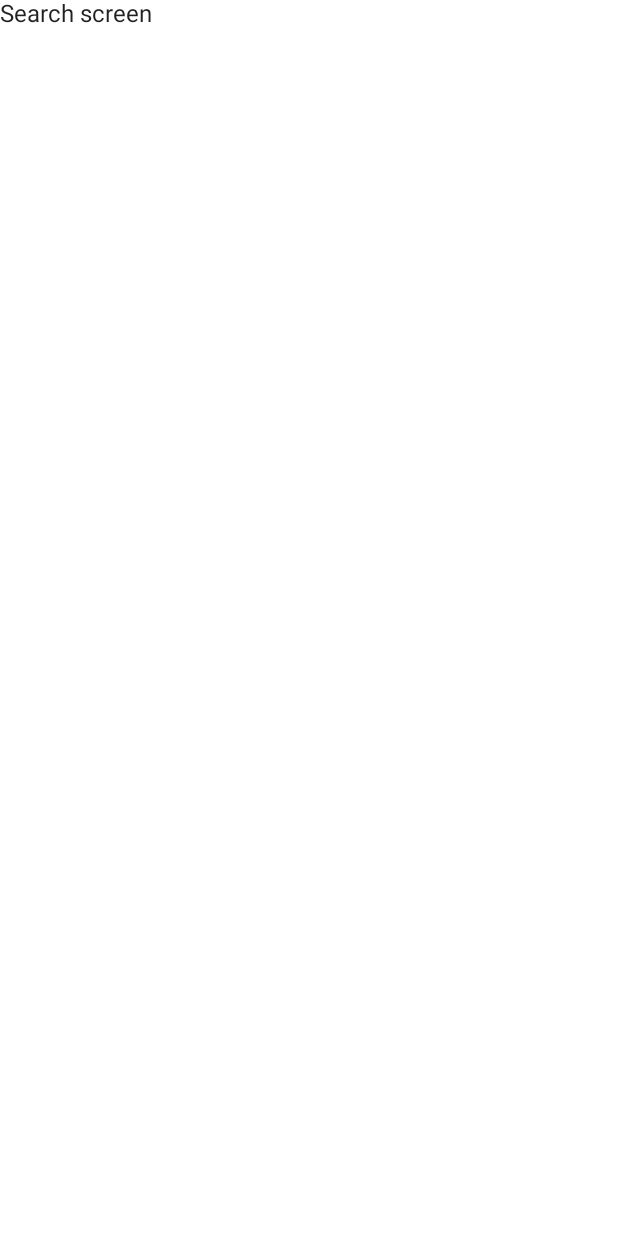
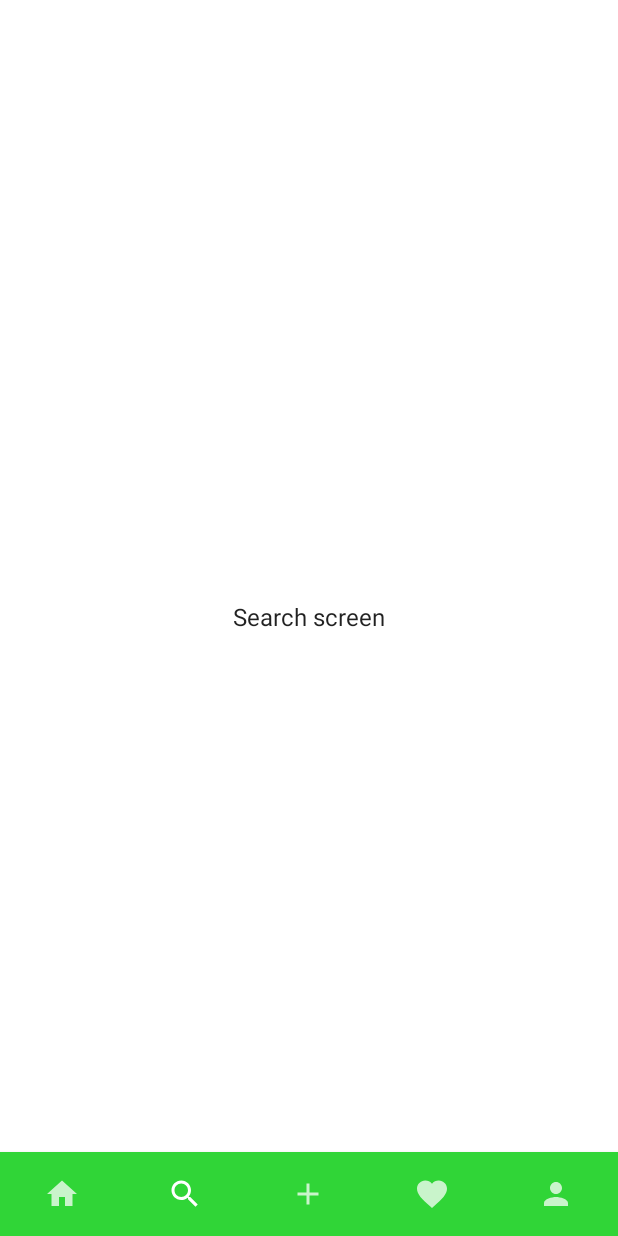
Before and after one commit to sochoaProyecto2021javiermolinalorente/Cappcake, an Android app built with Jetpack Compose: the SearchScreen screen opened through its navigation route, on a phone screen of 412 x 824 dp. Before the commit the screen is almost empty. Run offline under Robolectric (Android 15) with nearby library versions, the light colour scheme and no system bars.

Commit message:
feat: bottom navigation bar

```diff
--- a/app/src/main/java/es/javier/cappcake/MainActivity.kt
+++ b/app/src/main/java/es/javier/cappcake/MainActivity.kt
@@ -1,21 +1,26 @@
 package es.javier.cappcake
 
 import android.os.Bundle
+import android.util.Log
 import androidx.activity.ComponentActivity
 import androidx.activity.compose.setContent
 import androidx.compose.foundation.layout.fillMaxSize
 import androidx.compose.material.*
+import androidx.compose.material.icons.Icons
+import androidx.compose.material.icons.filled.*
 import androidx.compose.runtime.Composable
+import androidx.compose.runtime.getValue
 import androidx.compose.ui.Modifier
 import androidx.compose.ui.tooling.preview.Preview
+import androidx.compose.ui.unit.dp
 import androidx.lifecycle.viewmodel.compose.viewModel
-import androidx.navigation.NavController
-import androidx.navigation.NavGraphBuilder
+import androidx.navigation.*
+import androidx.navigation.NavDestination.Companion.hierarchy
+import androidx.navigation.NavGraph.Companion.findStartDestination
 import androidx.navigation.compose.NavHost
 import androidx.navigation.compose.composable
+import androidx.navigation.compose.currentBackStackEntryAsState
 import androidx.navigation.compose.rememberNavController
-import androidx.navigation.navArgument
-import androidx.navigation.navigation
 import es.javier.cappcake.presentation.Navigation
 import es.javier.cappcake.presentation.activityscreen.ActivityScreen
 import es.javier.cappcake.presentation.addrecipescreen.AddRecipeScreen
@@ -34,31 +39,34 @@ class MainActivity : ComponentActivity() {
         super.onCreate(savedInstanceState)
         setContent {
             CappcakeTheme {
-                // A surface container using the 'background' color from the theme
-                Surface(
-                    modifier = Modifier.fillMaxSize(),
-                    color = MaterialTheme.colors.background
-                ) {
-                    NavigationGraph()
+                val navController = rememberNavController()
+                Scaffold(
+                    bottomBar = {
+                        val currentBackStackEntry by navController.currentBackStackEntryAsState()
+                        Log.i("Navigation", "Current destination: ${navController.currentDestination?.route}")
+                        when (currentBackStackEntry?.destination?.route) {
+                            Navigation.FeedScreen.navigationRoute,
+                            Navigation.SearchScreen.navigationRoute,
+                            Navigation.AddRecipeScreen.navigationRoute,
+                            Navigation.ActivityScreen.navigationRoute,
+                            Navigation.ProfileScreen.navigationRoute ->
+                                BottomNavigationitems(navController = navController, currentBackStackEntry = currentBackStackEntry)
+                        }
+                    }) {
+                    NavHost(navController = navController, startDestination = Navigation.APPLICATION_GRAPH) {
+                        LoginGraph(navController = navController)
+                        ApplicationGraph(navController = navController)
+                    }
                 }
             }
         }
     }
 }
 
-@Composable
-fun NavigationGraph() {
-    val navController = rememberNavController()
-    NavHost(navController = navController, startDestination = Navigation.AUTHENTCATION_GRAPH) {
-        LoginGraph(navController = navController)
-        ApplicationGraph(navController = navController)
-    }
-
-}
-
 fun NavGraphBuilder.LoginGraph(navController: NavController) {
     navigation(startDestination = Navigation.LoginScreen.navigationRoute, route = Navigation.AUTHENTCATION_GRAPH) {
         composable(route = Navigation.LoginScreen.navigationRoute) {
+
             val viewModel = viewModel<LoginScreenViewModel>()
             LoginScreen(navController = navController, viewModel = viewModel)
         }
@@ -72,7 +80,7 @@ fun NavGraphBuilder.LoginGraph(navController: NavController) {
 fun NavGraphBuilder.ApplicationGraph(navController: NavController) {
     navigation(startDestination = Navigation.FeedScreen.navigationRoute, route = Navigation.APPLICATION_GRAPH) {
         composable(Navigation.FeedScreen.navigationRoute) {
-            FeedScreen(navController = navController)
+            FeedScreen(navController = navController, viewModel = viewModel())
         }
         composable(Navigation.SearchScreen.navigationRoute) {
             SearchScreen(navController = navController)
@@ -88,3 +96,69 @@ fun NavGraphBuilder.ApplicationGraph(navController: NavController) {
         }
     }
 }
+
+@Composable
+fun BottomNavigationitems(navController: NavController, currentBackStackEntry: NavBackStackEntry?) {
+    val currentDestination = currentBackStackEntry?.destination
+    BottomNavigation(elevation = 4.dp) {
+        BottomNavigationItem(
+            selected = currentDestination?.hierarchy?.any { it.route == Navigation.FeedScreen.navigationRoute } == true,
+            onClick = { navController.navigate(Navigation.FeedScreen.navigationRoute) {
+                popUpTo(navController.graph.findStartDestination().id) {
+                    inclusive = true
+                    this.saveState = true
+                }
+                launchSingleTop = true
+                restoreState = true
+            } },
+            icon = { Icon(imageVector = Icons.Filled.Home, contentDescription = null)})
+
+        BottomNavigationItem(
+            selected = currentDestination?.hierarchy?.any { it.route == Navigation.SearchScreen.navigationRoute } == true,
+            onClick = { navController.navigate(Navigation.SearchScreen.navigationRoute) {
+                popUpTo(navController.graph.findStartDestination().id) {
+                    inclusive = true
+                    this.saveState = true
+                }
+                launchSingleTop = true
+                restoreState = true
+            } },
+            icon = { Icon(imageVector = Icons.Filled.Search, contentDescription = null)})
+
+        BottomNavigationItem(
+            selected = currentDestination?.hierarchy?.any { it.route == Navigation.AddRecipeScreen.navigationRoute } == true,
+            onClick = { navController.navigate(Navigation.AddRecipeScreen.navigationRoute) {
+                popUpTo(navController.graph.findStartDestination().id) {
+                    inclusive
+                    this.saveState = true
+                }
+                launchSingleTop = true
+                restoreState = true
+            } },
+            icon = { Icon(imageVector = Icons.Filled.Add, contentDescription = null)})
+
+        BottomNavigationItem(
+            selected = currentDestination?.hierarchy?.any { it.route == Navigation.ActivityScreen.navigationRoute } == true,
+            onClick = { navController.navigate(Navigation.ActivityScreen.navigationRoute) {
+                popUpTo(navController.graph.findStartDestination().id) {
+                    inclusive
+                    this.saveState = true
+                }
+                launchSingleTop = true
+                restoreState = true
+            } },
+            icon = { Icon(imageVector = Icons.Filled.Favorite, contentDescription = null)})
+
+        BottomNavigationItem(
+            selected = currentDestination?.hierarchy?.any { it.route == Navigation.ProfileScreen.navigationRoute } == true,
+            onClick = { navController.navigate(Navigation.ProfileScreen.navigationRoute) {
+                popUpTo(navController.graph.findStartDestination().id) {
+                    inclusive
+                    this.saveState = true
+                }
+                launchSingleTop = true
+                restoreState = true
+            } },
+            icon = { Icon(imageVector = Icons.Filled.Person, contentDescription = null)})
+    }
+}
--- a/app/src/main/java/es/javier/cappcake/presentation/feedscreen/FeedScreen.kt
+++ b/app/src/main/java/es/javier/cappcake/presentation/feedscreen/FeedScreen.kt
@@ -1,11 +1,34 @@
 package es.javier.cappcake.presentation.feedscreen
 
-import androidx.compose.material.Text
+import androidx.compose.foundation.layout.Box
+import androidx.compose.foundation.layout.fillMaxSize
+import androidx.compose.material.*
+import androidx.compose.material.icons.Icons
+import androidx.compose.material.icons.filled.Home
+import androidx.compose.material.icons.filled.Search
 import androidx.compose.runtime.Composable
+import androidx.compose.runtime.LaunchedEffect
+import androidx.compose.ui.unit.dp
 import androidx.navigation.NavController
+import androidx.navigation.compose.currentBackStackEntryAsState
 import es.javier.cappcake.presentation.Navigation
+import androidx.compose.runtime.getValue
+import androidx.compose.runtime.setValue
+import androidx.compose.ui.Alignment
+import androidx.compose.ui.Modifier
+import androidx.navigation.NavDestination.Companion.hierarchy
+import androidx.navigation.NavGraph.Companion.findStartDestination
+import androidx.navigation.compose.NavHost
+import androidx.navigation.compose.rememberNavController
 
 @Composable
-fun FeedScreen(navController: NavController) {
-    Text(text = "Feed screen")
+fun FeedScreen(navController: NavController, viewModel: FeedScreenViewModel) {
+
+    LaunchedEffect(key1 = Unit) {
+
+    }
+
+    Box(modifier = Modifier.fillMaxSize(), contentAlignment = Alignment.Center) {
+        Text(text = "Feed screen")
+    }
 }
--- /dev/null
+++ b/app/src/main/java/es/javier/cappcake/presentation/feedscreen/FeedScreenViewModel.kt
@@ -0,0 +1,9 @@
+package es.javier.cappcake.presentation.feedscreen
+
+import androidx.lifecycle.ViewModel
+
+class FeedScreenViewModel : ViewModel() {
+
+
+
+}
--- a/app/src/main/java/es/javier/cappcake/presentation/loginscreen/LoginScreenViewModel.kt
+++ b/app/src/main/java/es/javier/cappcake/presentation/loginscreen/LoginScreenViewModel.kt
@@ -40,7 +40,7 @@ class LoginScreenViewModel() : ViewModel() {
 
     suspend fun validateUser() : Boolean {
         setLoadingStateTrue()
-        delay(2000)
+        delay(1000)
         return suspendCoroutine {
             // Validating user buiseness logic
 
--- a/app/src/main/java/es/javier/cappcake/presentation/searchscreen/SearchScreen.kt
+++ b/app/src/main/java/es/javier/cappcake/presentation/searchscreen/SearchScreen.kt
@@ -1,10 +1,17 @@
 package es.javier.cappcake.presentation.searchscreen
 
+import androidx.compose.foundation.layout.Box
+import androidx.compose.foundation.layout.fillMaxSize
+import androidx.compose.material.Scaffold
 import androidx.compose.material.Text
 import androidx.compose.runtime.Composable
+import androidx.compose.ui.Alignment
+import androidx.compose.ui.Modifier
 import androidx.navigation.NavController
 
 @Composable
 fun SearchScreen(navController: NavController) {
-    Text(text = "Search screen")
+    Box(modifier = Modifier.fillMaxSize(), contentAlignment = Alignment.Center) {
+        Text(text = "Search screen")
+    }
 }
```
Also changed, not shown: app/src/main/java/es/javier/cappcake/presentation/Navigation.kt (+1 -8 lines), app/src/main/java/es/javier/cappcake/presentation/loginscreen/LoginScreen.kt (+7 -1 lines).
